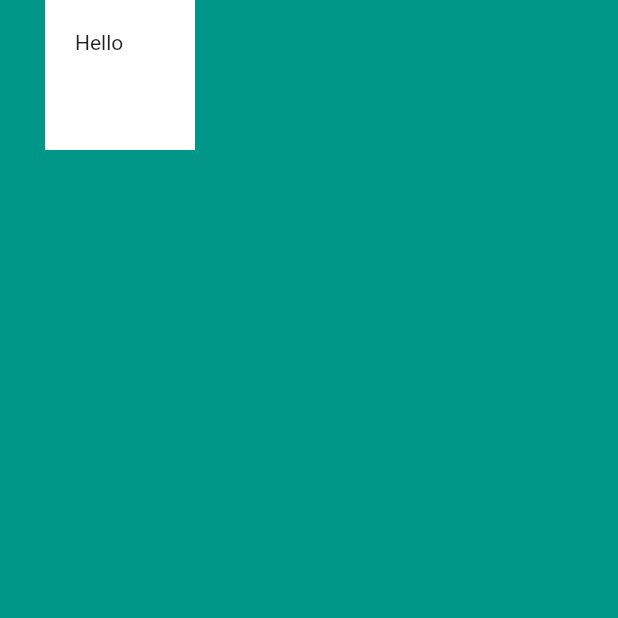
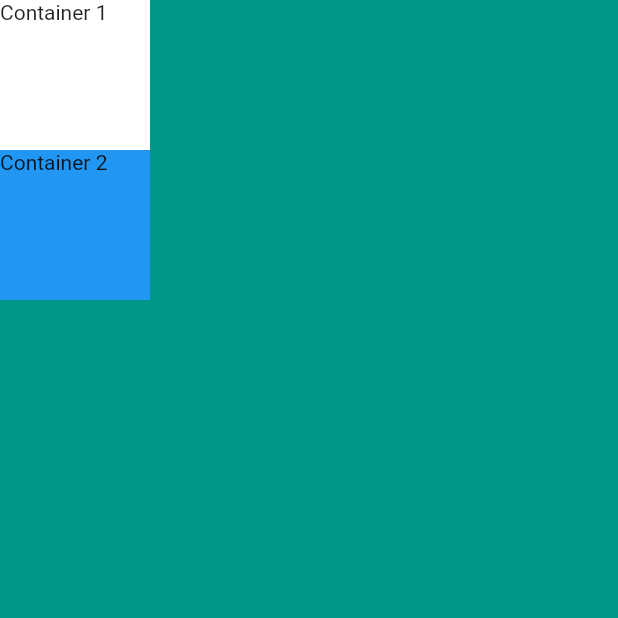
Before and after one commit to md-bd/flutter-projects, a Flutter app: the screen it shows after launch, on a phone screen of 412 x 824 dp, the top half of it. Run offline on Flutter 3.47's test engine with Material 2 defaults, Android fonts, the phone set to English and light mode, and no system bars.

Commit message:
column widget added

```diff
--- a/CourseApplications/mi_card_flutter/lib/main.dart
+++ b/CourseApplications/mi_card_flutter/lib/main.dart
@@ -16,13 +16,21 @@ class MyApp extends StatelessWidget {
       home: Scaffold(
         backgroundColor: Colors.teal,
         body: SafeArea(
-          child: Container(
-            height: 100,
-            width: 100,
-            margin: EdgeInsets.only(left: 30),
-            padding: EdgeInsets.all(20),
-            color: Colors.white,
-            child: Text('Hello'),
+          child: Column(
+            children: [
+              Container(
+                height: 100,
+                width: 100,
+                color: Colors.white,
+                child: Text('Container 1'),
+              ),
+              Container(
+                height: 100,
+                width: 100,
+                color: Colors.blue,
+                child: Text('Container 2'),
+              ),
+            ],
           ),
         ),
       ),
```
